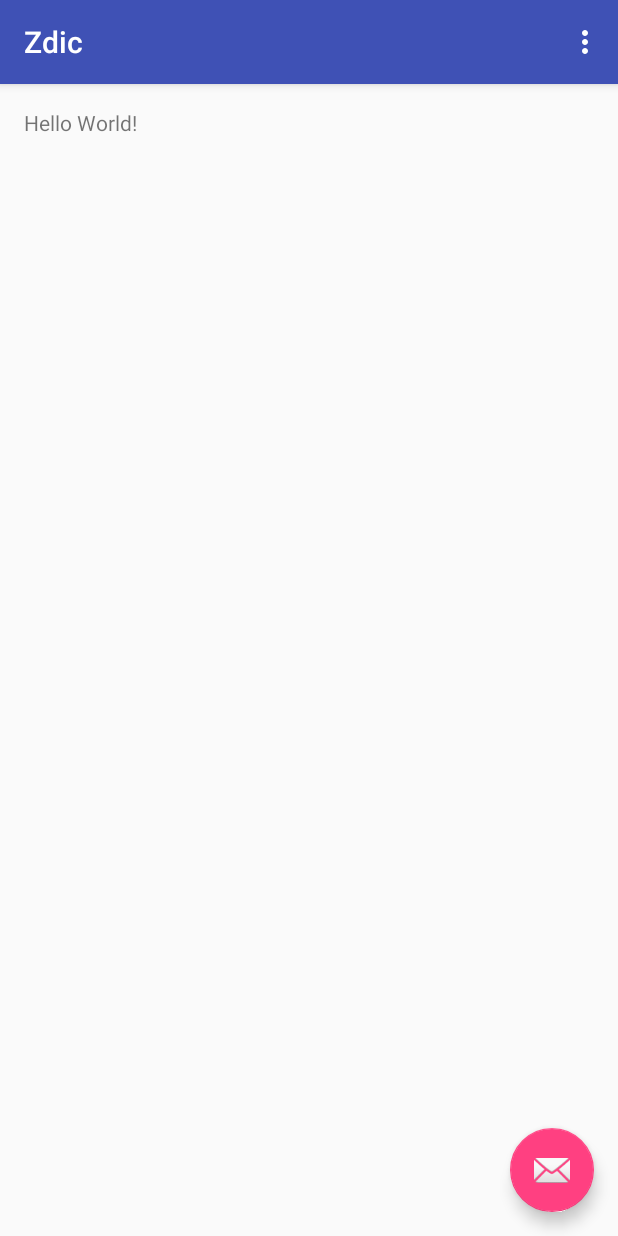
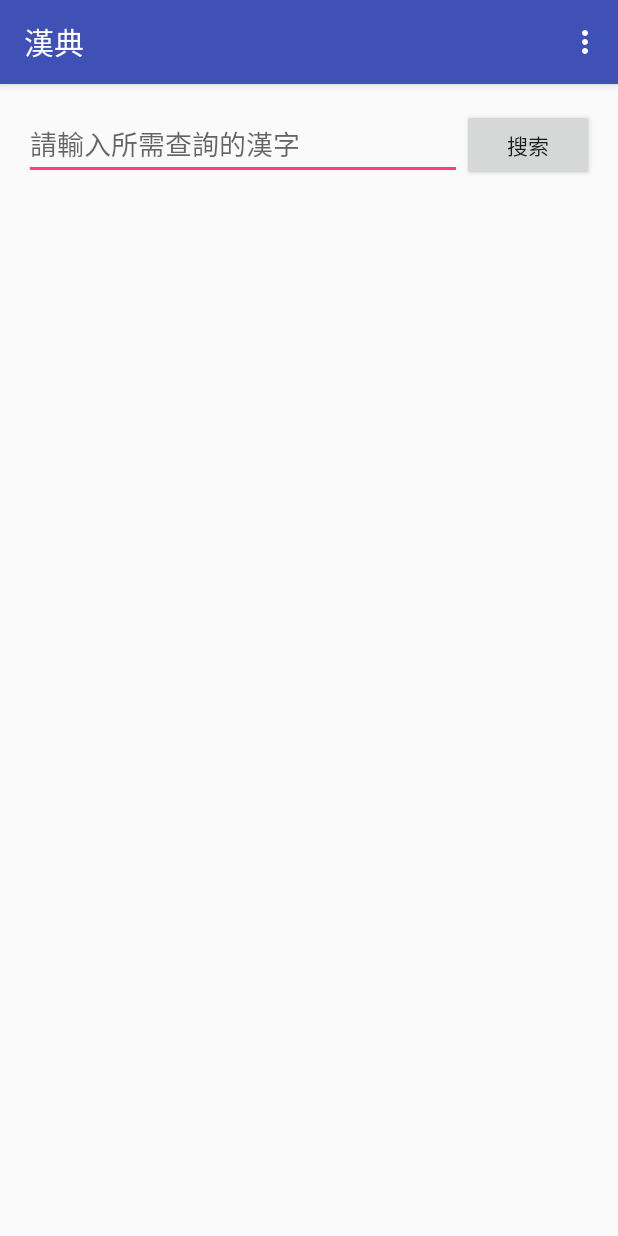
Before and after one commit to frank-king/Zdic, an Android app: the screen it shows after launch (MainActivity), on a phone screen of 412 x 824 dp. Run offline under Robolectric (Android 15) with nearby library versions, the phone set to English and light mode, and no system bars.

Commit message:
初始化版本倉庫。 完成基本界面的製作。

```diff
--- a/app/src/main/AndroidManifest.xml
+++ b/app/src/main/AndroidManifest.xml
@@ -1,6 +1,8 @@
 <?xml version="1.0" encoding="utf-8"?>
 <manifest xmlns:android="http://schemas.android.com/apk/res/android"
     package="com.whjpji.zdic">
+
+    <uses-permission android:name="android.permission.INTERNET" />
 
     <application
         android:allowBackup="true"
--- a/app/src/main/java/com/whjpji/zdic/MainActivity.java
+++ b/app/src/main/java/com/whjpji/zdic/MainActivity.java
@@ -1,29 +1,61 @@
 package com.whjpji.zdic;
 
+import android.app.Fragment;
+import android.app.FragmentTransaction;
+import android.content.Intent;
 import android.os.Bundle;
-import android.support.design.widget.FloatingActionButton;
-import android.support.design.widget.Snackbar;
 import android.support.v7.app.AppCompatActivity;
 import android.support.v7.widget.Toolbar;
 import android.view.View;
 import android.view.Menu;
 import android.view.MenuItem;
+import android.webkit.WebView;
+import android.widget.Button;
+import android.widget.ScrollView;
+import android.widget.TextView;
 
 public class MainActivity extends AppCompatActivity {
 
     @Override
     protected void onCreate(Bundle savedInstanceState) {
+        System.out.println("MainActivity onCreate.");
+
         super.onCreate(savedInstanceState);
         setContentView(R.layout.activity_main);
         Toolbar toolbar = (Toolbar) findViewById(R.id.toolbar);
         setSupportActionBar(toolbar);
 
-        FloatingActionButton fab = (FloatingActionButton) findViewById(R.id.fab);
-        fab.setOnClickListener(new View.OnClickListener() {
+        // 按下「搜索」按鈕後，送出查詢內容，顯示查詢結果
+        Button button = (Button) findViewById(R.id.btn_search);
+        button.setOnClickListener(new View.OnClickListener() {
             @Override
             public void onClick(View view) {
-                Snackbar.make(view, "Replace with your own action", Snackbar.LENGTH_LONG)
-                        .setAction("Action", null).show();
+                TextView textView = (TextView) findViewById(R.id.editText);
+                ScrollView scroller = (ScrollView) findViewById(R.id.scrollView);
+                WebView webView = new WebView(MainActivity.this);
+                // webView.loadUrl("http://m.zdic.net/");
+                webView.loadData("<html><head><meta http-equiv=\"Content-Type\" content=\"text/html; charset=utf-8\"></meta></head><body>" +
+                        "<div class=\"tab-page\"><p class=\"zdct3\"><strong>基本字义</strong></p>" +
+                        "<hr class=\"dichr\">" +
+                        "<p class=\"zdct3\">● <strong>人</strong></p>" +
+                        "<p class=\"zdct3\"><span class=\"dicpy\">rén <script>spz(\"ren2\");</script><object classid=\"clsid:D27CDB6E-AE6D-11cf-96B8-444553540000\" codebase=\"http://download.macromedia.com/pub/shockwave/cabs/flash/swflash.cab#version=6,0,29,0\" height=\"20\" width=\"20\"><param name=\"wmode\" value=\"transparent\"><param name=\"movie\" value=\"/images/spft.swf\"><param name=\"quality\" value=\"high\"><param name=\"flashVars\" value=\"lj=ren2\"><embed flashvars=\"lj=ren2\" src=\"/images/spft.swf\" quality=\"high\" pluginspage=\"http://www.macromedia.com/go/getflashplayer\" type=\"application/x-shockwave-flash\" wmode=\"transparent\" height=\"20\" width=\"20\"></object> ㄖㄣˊ</span></p>" +
+                        "<p class=\"zdct3\">　1. 由类人猿进化而成的能制造和使用工具进行劳动、并能运用语言进行交际的动物：～类。</p>" +
+                        "<p class=\"zdct3\">　2. 别人，他人：“～为刀俎，我为鱼肉”。待～热诚。</p>" +
+                        "<p class=\"zdct3\">　3. 人的品质、性情、名誉：丢～，文如其～。</p>" +
+                        "<p class=\"zdct4\">【漢典‍】</p><p class=\"zdct3\"><strong>汉英互译</strong></p>" +
+                        "<hr class=\"dichr\">" +
+                        "<p class=\"zdct3\">◎ <strong>人</strong></p>" +
+                        "<p class=\"zdct3\"><span class=\"diczx3\">human</span>　　　<span class=\"diczx3\">man</span>　　　<span class=\"diczx3\">people</span>　　　<span class=\"diczx3\">person</span>　　　<span class=\"diczx3\">human being</span>　　　<span class=\"diczx3\">fellow</span>　　　<span class=\"diczx3\">individual</span>　　　<span class=\"diczx3\">soul</span></p>" +
+                        "<p class=\"zdct3\"><strong>相关词语</strong></p>" +
+                        "<hr class=\"dichr\">" +
+                        "<p class=\"zdct3\">◎ <strong>人</strong></p>" +
+                        "<p class=\"zdct3\"><span class=\"diczx3\">己</span>　　　<span class=\"diczx3\">我</span></p>" +
+                        "<p class=\"zdct3\"></p><h3>English</h3><p></p><hr class=\"dichr\">man; people; mankind; someone else<p></p><p class=\"zdct4\">【漢典‍】</p>" +
+                        "<div class=\"hb\"></div></div></body></html>", "text/html; charset=utf-8", null);
+
+                // webView.loadData("人", "text/html", "utf-8");
+
+                scroller.addView(webView);
             }
         });
     }
--- a/app/src/main/java/com/whjpji/zdic/MainActivityFragment.java
+++ /dev/null
@@ -1,22 +0,0 @@
-package com.whjpji.zdic;
-
-import android.support.v4.app.Fragment;
-import android.os.Bundle;
-import android.view.LayoutInflater;
-import android.view.View;
-import android.view.ViewGroup;
-
-/**
- * A placeholder fragment containing a simple view.
- */
-public class MainActivityFragment extends Fragment {
-
-    public MainActivityFragment() {
-    }
-
-    @Override
-    public View onCreateView(LayoutInflater inflater, ViewGroup container,
-                             Bundle savedInstanceState) {
-        return inflater.inflate(R.layout.fragment_main, container, false);
-    }
-}
--- a/app/src/main/res/layout/activity_main.xml
+++ b/app/src/main/res/layout/activity_main.xml
@@ -1,9 +1,10 @@
 <?xml version="1.0" encoding="utf-8"?>
-<android.support.design.widget.CoordinatorLayout xmlns:android="http://schemas.android.com/apk/res/android"
+<LinearLayout xmlns:android="http://schemas.android.com/apk/res/android"
     xmlns:app="http://schemas.android.com/apk/res-auto"
     xmlns:tools="http://schemas.android.com/tools"
     android:layout_width="match_parent"
     android:layout_height="match_parent"
+    android:orientation="vertical"
     android:fitsSystemWindows="true"
     tools:context="com.whjpji.zdic.MainActivity">
 
@@ -21,14 +22,44 @@
 
     </android.support.design.widget.AppBarLayout>
 
-    <include layout="@layout/content_scrolling" />
+    <LinearLayout
+        android:layout_width="match_parent"
+        android:layout_height="wrap_content"
+        android:layout_marginBottom="@dimen/activity_vertical_margin"
+        android:layout_marginLeft="@dimen/activity_horizontal_margin"
+        android:layout_marginRight="@dimen/activity_horizontal_margin"
+        android:layout_marginTop="@dimen/activity_vertical_margin"
+        android:orientation="horizontal">
 
-    <android.support.design.widget.FloatingActionButton
-        android:id="@+id/fab"
-        android:layout_width="wrap_content"
-        android:layout_height="wrap_content"
-        android:layout_gravity="bottom|end"
-        android:layout_margin="@dimen/fab_margin"
-        android:src="@android:drawable/ic_dialog_email" />
+        <EditText
+            android:layout_weight="1"
+            android:layout_width="0dp"
+            android:layout_height="wrap_content"
+            android:id="@+id/editText"
+            android:hint="@string/hint"/>
 
-</android.support.design.widget.CoordinatorLayout>
+        <Button
+            android:layout_width="wrap_content"
+            android:layout_height="wrap_content"
+            android:id="@+id/btn_search"
+            android:text="@string/search"/>
+
+    </LinearLayout>
+
+    <ScrollView
+        android:layout_width="match_parent"
+        android:layout_height="match_parent"
+        android:id="@+id/scrollView">
+
+        <!--
+            <WebView
+                android:layout_width="match_parent"
+                android:layout_height="wrap_content"
+                android:id="@+id/web_result"/>
+
+        -->
+
+    </ScrollView>
+
+
+</LinearLayout>
--- a/app/src/main/res/layout/content_scrolling.xml
+++ /dev/null
@@ -1,9 +0,0 @@
-<fragment xmlns:android="http://schemas.android.com/apk/res/android"
-    xmlns:app="http://schemas.android.com/apk/res-auto"
-    xmlns:tools="http://schemas.android.com/tools"
-    android:id="@+id/fragment"
-    android:name="com.whjpji.zdic.MainActivityFragment"
-    android:layout_width="match_parent"
-    android:layout_height="match_parent"
-    app:layout_behavior="@string/appbar_scrolling_view_behavior"
-    tools:layout="@layout/fragment_main" />
--- a/app/src/main/res/layout/fragment_main.xml
+++ /dev/null
@@ -1,17 +0,0 @@
-<RelativeLayout xmlns:android="http://schemas.android.com/apk/res/android"
-    xmlns:tools="http://schemas.android.com/tools"
-    android:layout_width="match_parent"
-    android:layout_height="match_parent"
-    android:paddingBottom="@dimen/activity_vertical_margin"
-    android:paddingLeft="@dimen/activity_horizontal_margin"
-    android:paddingRight="@dimen/activity_horizontal_margin"
-    android:paddingTop="@dimen/activity_vertical_margin"
-    tools:context="com.whjpji.zdic.MainActivityFragment"
-    tools:showIn="@layout/activity_main">
-
-    <TextView
-        android:layout_width="wrap_content"
-        android:layout_height="wrap_content"
-        android:text="Hello World!" />
-
-</RelativeLayout>
--- a/app/src/main/res/values/dimens.xml
+++ b/app/src/main/res/values/dimens.xml
@@ -2,5 +2,4 @@
     <!-- Default screen margins, per the Android Design guidelines. -->
     <dimen name="activity_horizontal_margin">16dp</dimen>
     <dimen name="activity_vertical_margin">16dp</dimen>
-    <dimen name="fab_margin">16dp</dimen>
 </resources>
--- a/app/src/main/res/values/strings.xml
+++ b/app/src/main/res/values/strings.xml
@@ -1,4 +1,6 @@
 <resources>
-    <string name="app_name">Zdic</string>
+    <string name="app_name">漢典</string>
     <string name="action_settings">Settings</string>
+    <string name="hint">請輸入所需查詢的漢字</string>
+    <string name="search">搜索</string>
 </resources>
```
Also changed, not shown: 1 other file.
